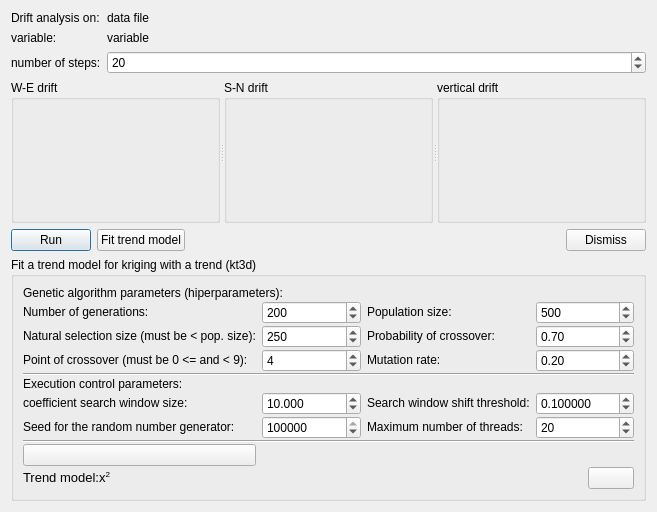
The window that dialogs/driftanalysisdialog.ui (PauloCarvalhoRJ/gammaray) describes before a commit, drawn with Qt 5.
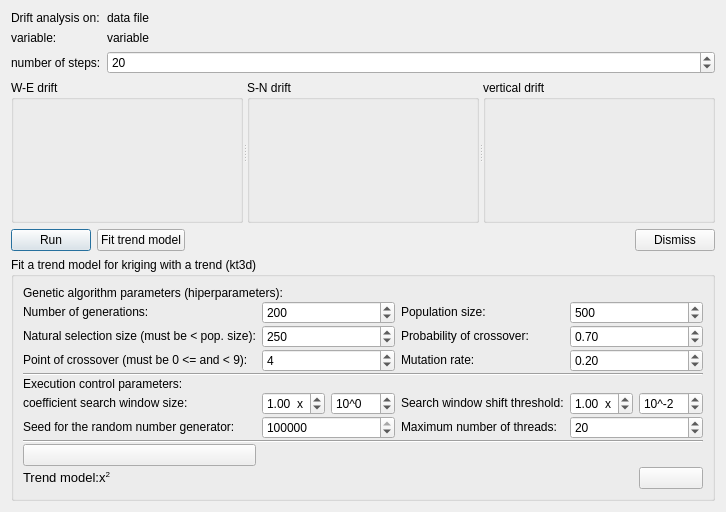
The same window after the commit. Icons and pictures are not drawn.

What changed in the file:
```diff
--- a/dialogs/driftanalysisdialog.ui
+++ b/dialogs/driftanalysisdialog.ui
@@ -436,25 +436,6 @@
         </property>
        </widget>
       </item>
-      <item row="6" column="1" colspan="2">
-       <widget class="QDoubleSpinBox" name="dblCoeffSearchWindowSize">
-        <property name="decimals">
-         <number>3</number>
-        </property>
-        <property name="minimum">
-         <double>0.010000000000000</double>
-        </property>
-        <property name="maximum">
-         <double>99999999999.000000000000000</double>
-        </property>
-        <property name="stepType">
-         <enum>QAbstractSpinBox::AdaptiveDecimalStepType</enum>
-        </property>
-        <property name="value">
-         <double>10.000000000000000</double>
-        </property>
-       </widget>
-      </item>
       <item row="3" column="0">
        <widget class="QLabel" name="label_33">
         <property name="text">
@@ -469,28 +450,6 @@
         </property>
        </widget>
       </item>
-      <item row="6" column="4" colspan="2">
-       <widget class="QDoubleSpinBox" name="dblSearchWindowShiftThreshold">
-        <property name="decimals">
-         <number>6</number>
-        </property>
-        <property name="minimum">
-         <double>0.000001000000000</double>
-        </property>
-        <property name="maximum">
-         <double>10.000000000000000</double>
-        </property>
-        <property name="singleStep">
-         <double>0.001000000000000</double>
-        </property>
-        <property name="stepType">
-         <enum>QAbstractSpinBox::AdaptiveDecimalStepType</enum>
-        </property>
-        <property name="value">
-         <double>0.100000000000000</double>
-        </property>
-       </widget>
-      </item>
       <item row="3" column="4" colspan="2">
        <widget class="QDoubleSpinBox" name="dblSpinMutationRate">
         <property name="maximum">
@@ -544,6 +503,79 @@
         </property>
        </widget>
       </item>
+      <item row="6" column="1">
+       <widget class="QDoubleSpinBox" name="dblCoeffSearchWindowSize">
+        <property name="suffix">
+         <string>  x</string>
+        </property>
+        <property name="decimals">
+         <number>2</number>
+        </property>
+        <property name="minimum">
+         <double>0.010000000000000</double>
+        </property>
+        <property name="maximum">
+         <double>9.990000000000000</double>
+        </property>
+        <property name="stepType">
+         <enum>QAbstractSpinBox::AdaptiveDecimalStepType</enum>
+        </property>
+        <property name="value">
+         <double>1.000000000000000</double>
+        </property>
+       </widget>
+      </item>
+      <item row="6" column="2">
+       <widget class="QSpinBox" name="spinCoeffSearchWindowSizeMagnitude">
+        <property name="suffix">
+         <string/>
+        </property>
+        <property name="prefix">
+         <string>10^</string>
+        </property>
+        <property name="minimum">
+         <number>-99</number>
+        </property>
+       </widget>
+      </item>
+      <item row="6" column="4">
+       <widget class="QDoubleSpinBox" name="dblSearchWindowShiftThreshold">
+        <property name="suffix">
+         <string>  x</string>
+        </property>
+        <property name="decimals">
+         <number>2</number>
+        </property>
+        <property name="minimum">
+         <double>0.010000000000000</double>
+        </property>
+        <property name="maximum">
+         <double>9.990000000000000</double>
+        </property>
+        <property name="singleStep">
+         <double>0.010000000000000</double>
+        </property>
+        <property name="stepType">
+         <enum>QAbstractSpinBox::AdaptiveDecimalStepType</enum>
+        </property>
+        <property name="value">
+         <double>1.000000000000000</double>
+        </property>
+       </widget>
+      </item>
+      <item row="6" column="5">
+       <widget class="QSpinBox" name="spinSearchWindowShiftThresholdMagnitude">
+        <property name="prefix">
+         <string>10^</string>
+        </property>
+        <property name="minimum">
+         <number>-99</number>
+        </property>
+        <property name="value">
+         <number>-2</number>
+        </property>
+       </widget>
+      </item>
      </layout>
     </widget>
    </item>
```
